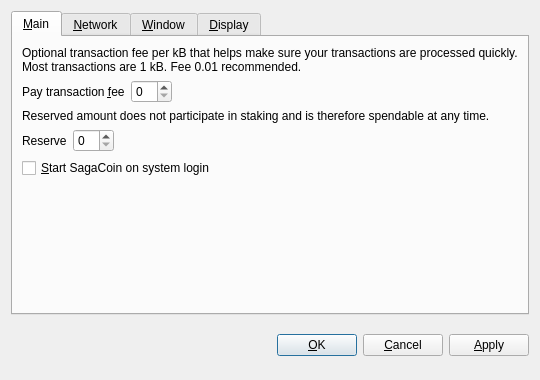
Old version of the form src/qt/forms/optionsdialog.ui in the repository AShelter/DemoCoin.
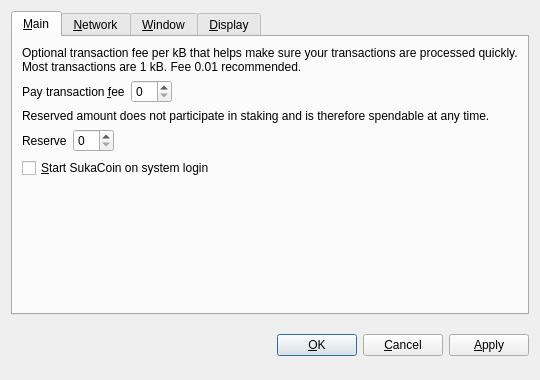
New version of the form. Custom widgets are drawn as their Qt base class.

What changed in the file:
```diff
--- a/src/qt/forms/optionsdialog.ui
+++ b/src/qt/forms/optionsdialog.ui
@@ -128,7 +128,7 @@
           <string>Automatically start SagaCoin after logging in to the system.</string>
          </property>
          <property name="text">
-          <string>&amp;Start SagaCoin on system login</string>
+          <string>&amp;Start SukaCoin on system login</string>
          </property>
         </widget>
        </item>
```
Left out of the diff: 8 changed lines with no effect on the pictures.
